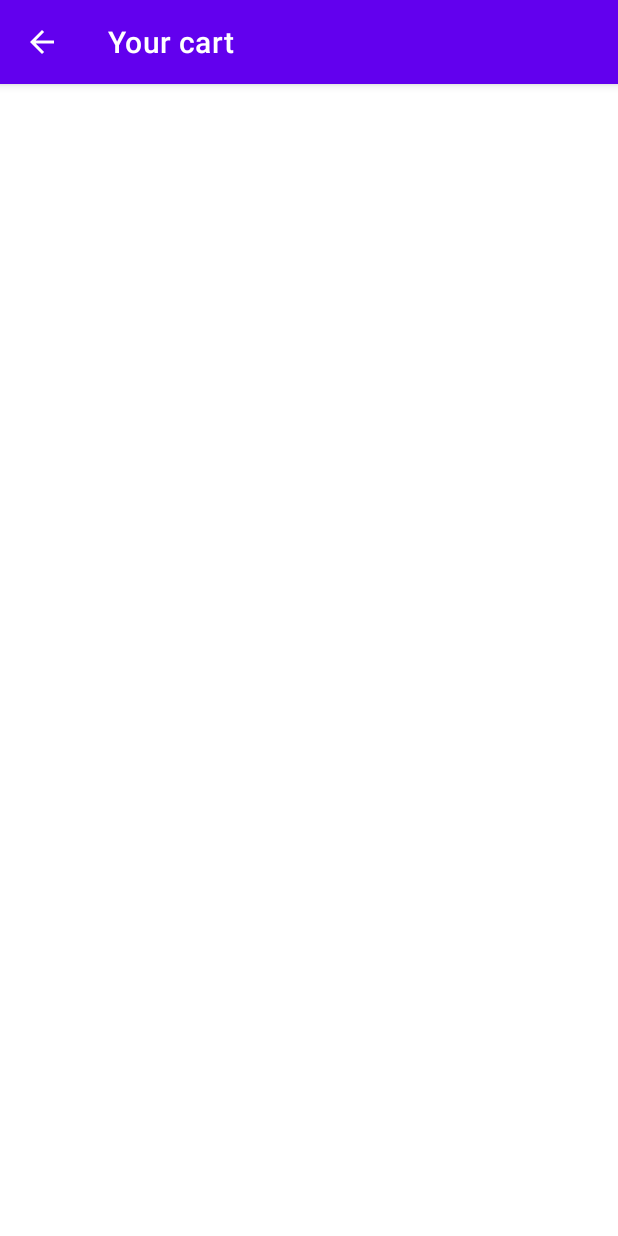
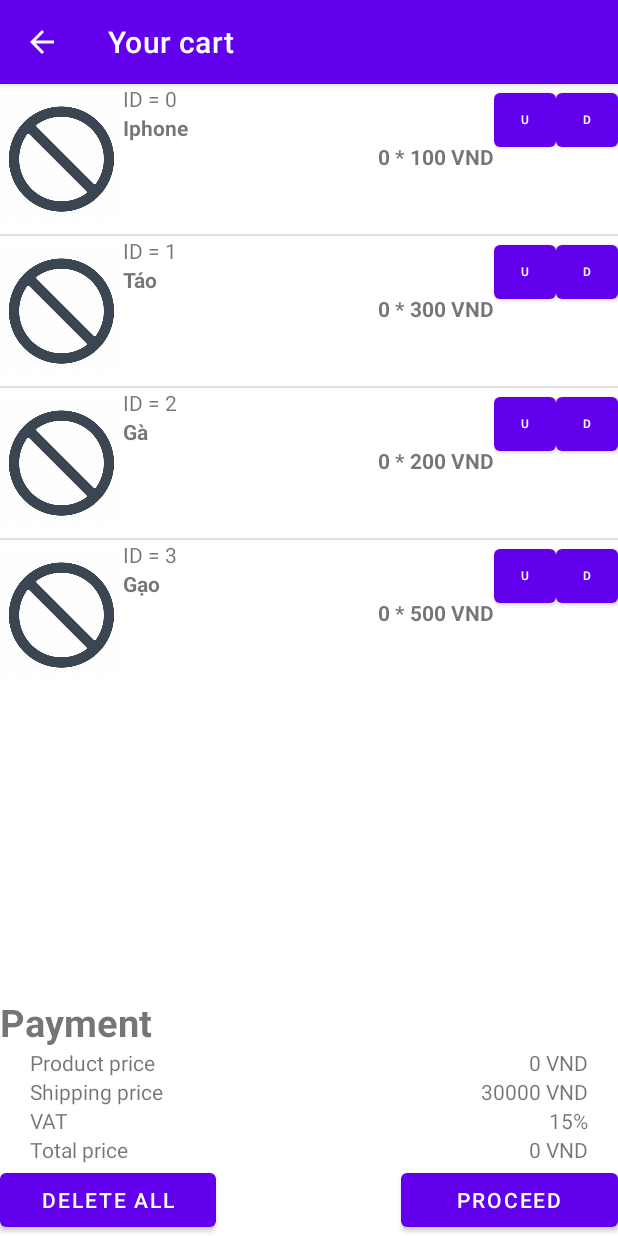
Before and after one commit to mekanican/MiniShopping, an Android app: the Cart screen opened directly, with no data from a screen before it, on a phone screen of 412 x 824 dp. Run offline under Robolectric (Android 15) with nearby library versions, the phone set to English and light mode, and no system bars.

Commit message:
Cart's product view handle, total price show,

```diff
--- a/app/src/main/java/com/nlh/minishoping/Cart.java
+++ b/app/src/main/java/com/nlh/minishoping/Cart.java
@@ -8,6 +8,8 @@ import android.content.Context;
 import android.graphics.drawable.Drawable;
 import android.os.Bundle;
 import android.view.MenuItem;
+import android.widget.ListView;
+import android.widget.TextView;
 
 import java.util.ArrayList;
 
@@ -18,12 +20,28 @@ class Product {
     public int price;
     public String name;
     public Drawable image;
+    public int numberOfItem;
 
     public Product(Context context, int ID, int price, String name) {
         this.ID = ID;
         this.price = price;
         this.name = name;
         this.image = context.getDrawable(R.drawable.icon);
+        this.numberOfItem = 0;
+    }
+
+    public void addItem() {
+        numberOfItem++;
+    }
+
+    public void removeItem() {
+        if (numberOfItem > 0) {
+            numberOfItem--;
+        }
+    }
+
+    public int total() {
+        return numberOfItem * price;
     }
 
 }
@@ -31,6 +49,8 @@ class Product {
 public class Cart extends AppCompatActivity {
 
     ArrayList<Product> productList;
+    ProductCartViewAdapter pcvAdapter;
+    ListView productListView;
 
     @Override
     protected void onCreate(Bundle savedInstanceState) {
@@ -47,6 +67,23 @@ public class Cart extends AppCompatActivity {
         productList.add(new Product(this, 1, 300, "Táo"));
         productList.add(new Product(this, 2, 200, "Gà"));
         productList.add(new Product(this, 3, 500, "Gạo"));
+
+
+        // Setup list view
+        pcvAdapter = new ProductCartViewAdapter(productList, () -> update());
+        productListView = findViewById(R.id.cart_lv);
+        productListView.setAdapter(pcvAdapter);
+
+        setPriceByID(R.id.product_price, 0);
+        setPriceByID(R.id.shipping_price, 30000);
+        setPriceByID(R.id.total_price, 0);
+
+    }
+
+    private void update() {
+        int total = totalProductsPrice(productList);
+        setPriceByID(R.id.product_price, total);
+        setPriceByID(R.id.total_price, (int) Math.round((total + 30000) * (1 + 0.15)));
     }
 
     // Back button -> Previous page
@@ -59,4 +96,15 @@ public class Cart extends AppCompatActivity {
         }
         return super.onOptionsItemSelected(item);
     }
+
+    private void setPriceByID(int ID, int price) {
+        ((TextView) findViewById(ID)).setText(String.format("%d VND", price));
+    }
+
+    // Hacky fp btw <(")
+    private int totalProductsPrice(ArrayList<Product> products) {
+        return products.stream()
+                .mapToInt(a -> a.total())
+                .sum();
+    }
 }
--- /dev/null
+++ b/app/src/main/java/com/nlh/minishoping/ProductCartViewAdapter.java
@@ -0,0 +1,83 @@
+package com.nlh.minishoping;
+
+import android.graphics.drawable.Drawable;
+import android.view.View;
+import android.view.ViewGroup;
+import android.widget.BaseAdapter;
+import android.widget.Button;
+import android.widget.ImageView;
+import android.widget.TextView;
+
+import java.util.ArrayList;
+
+// For callback function
+interface Callback {
+    void call();
+}
+
+public class ProductCartViewAdapter extends BaseAdapter {
+
+    final ArrayList<Product> listProduct;
+    final Callback onChanged;
+
+    public ProductCartViewAdapter(ArrayList<Product> listProduct, Callback onChanged) {
+        this.listProduct = listProduct;
+        this.onChanged = onChanged;
+    }
+
+    @Override
+    public int getCount() {
+        return listProduct.size();
+    }
+
+    @Override
+    public Object getItem(int i) {
+        return listProduct.get(i);
+    }
+
+    @Override
+    public long getItemId(int i) {
+        return listProduct.get(i).ID;
+    }
+
+    @Override
+    public View getView(int i, View view, ViewGroup viewGroup) {
+        View productView;
+        // If view == null -> first created, else, reuse
+        if (view == null) {
+            productView = View.inflate(viewGroup.getContext(), R.layout.product_cart_view, null);
+        } else {
+            productView = view;
+        }
+
+        Product product = (Product) getItem(i);
+        // Modify each "item" in list from data of ith product.
+        setTextByID(productView, R.id.id_, String.format("ID = %d", product.ID));
+        setTextByID(productView, R.id.name_, String.format("%s", product.name));
+        setTextByID(productView, R.id.price_, String.format("%d * %d VND", product.numberOfItem, product.price));
+
+        setImageByID(productView, R.id.image_, product.image);
+
+        // Handle button U/D
+        setHandleProduct(productView, this, R.id.up_cart, () -> product.addItem());
+        setHandleProduct(productView, this, R.id.down_cart, () -> product.removeItem());
+
+        return productView;
+    }
+
+    private void setTextByID(View view, int ID, String text) {
+        ((TextView) view.findViewById(ID)).setText(text);
+    }
+
+    private void setImageByID(View view, int ID, Drawable d) {
+        ((ImageView) view.findViewById(ID)).setImageDrawable(d);
+    }
+
+    private void setHandleProduct(View view, BaseAdapter context, int ID, Callback b) {
+        ((Button) view.findViewById(ID)).setOnClickListener(view1 -> {
+            b.call();
+            context.notifyDataSetChanged();
+            onChanged.call();
+        });
+    }
+}
--- a/app/src/main/res/layout/activity_cart.xml
+++ b/app/src/main/res/layout/activity_cart.xml
@@ -4,6 +4,161 @@
     xmlns:tools="http://schemas.android.com/tools"
     android:layout_width="match_parent"
     android:layout_height="match_parent"
-    tools:context=".Cart">
+    tools:context=".Cart"
+    android:orientation="vertical">
+
+    <ListView
+        android:layout_width="match_parent"
+        android:layout_height="wrap_content"
+        app:layout_constraintTop_toTopOf="parent"
+        app:layout_constraintLeft_toLeftOf="parent"
+        app:layout_constraintRight_toRightOf="parent"
+        app:layout_constraintBottom_toTopOf="@id/price_area"
+        app:layout_constraintVertical_bias="0"
+        android:id="@+id/cart_lv"></ListView>
+
+
+    <LinearLayout
+        android:layout_width="match_parent"
+        android:layout_height="wrap_content"
+        app:layout_constraintBottom_toTopOf="@id/controller_area"
+        android:id="@+id/price_area"
+        android:orientation="vertical">
+
+        <TextView
+            android:layout_width="wrap_content"
+            android:layout_height="wrap_content"
+            android:text="Payment"
+            android:textSize="25dp"
+            android:textStyle="bold" />
+
+        <LinearLayout
+            android:layout_width="match_parent"
+            android:layout_height="wrap_content"
+            android:orientation="vertical">
+
+            <LinearLayout
+                android:layout_width="match_parent"
+                android:layout_height="wrap_content"
+                android:layout_weight="1"
+                android:orientation="horizontal">
+
+                <TextView
+                    android:layout_width="0dp"
+                    android:layout_height="wrap_content"
+                    android:layout_weight="0.5"
+                    android:text="Product price"
+                    android:paddingLeft="20dp" />
+
+                <TextView
+                    android:layout_width="0dp"
+                    android:layout_height="wrap_content"
+                    android:layout_weight="0.5"
+                    android:gravity="right"
+                    android:text="Product price"
+                    android:paddingRight="20dp"
+                    android:id="@+id/product_price" />
+            </LinearLayout>
+
+            <LinearLayout
+                android:layout_width="match_parent"
+                android:layout_height="wrap_content"
+                android:layout_weight="1"
+                android:orientation="horizontal">
+
+                <TextView
+                    android:layout_width="0dp"
+                    android:layout_height="wrap_content"
+                    android:layout_weight="0.5"
+                    android:text="Shipping price"
+                    android:paddingLeft="20dp" />
+
+                <TextView
+                    android:layout_width="0dp"
+                    android:layout_height="wrap_content"
+                    android:layout_weight="0.5"
+                    android:gravity="right"
+                    android:text="Shipping price"
+                    android:paddingRight="20dp"
+                    android:id="@+id/shipping_price" />
+            </LinearLayout>
+
+            <LinearLayout
+                android:layout_width="match_parent"
+                android:layout_height="wrap_content"
+                android:layout_weight="1"
+                android:orientation="horizontal">
+
+                <TextView
+                    android:layout_width="0dp"
+                    android:layout_height="wrap_content"
+                    android:layout_weight="0.5"
+                    android:text="VAT"
+                    android:paddingLeft="20dp" />
+
+                <TextView
+                    android:layout_width="0dp"
+                    android:layout_height="wrap_content"
+                    android:layout_weight="0.5"
+                    android:gravity="right"
+                    android:text="15%"
+                    android:paddingRight="20dp" />
+            </LinearLayout>
+
+            <LinearLayout
+                android:layout_width="match_parent"
+                android:layout_height="wrap_content"
+                android:layout_weight="1"
+                android:orientation="horizontal">
+
+                <TextView
+                    android:layout_width="0dp"
+                    android:layout_height="wrap_content"
+                    android:layout_weight="0.5"
+                    android:text="Total price"
+                    android:paddingLeft="20dp" />
+
+                <TextView
+                    android:layout_width="0dp"
+                    android:layout_height="wrap_content"
+                    android:layout_weight="0.5"
+                    android:gravity="right"
+                    android:text="Total price"
+                    android:paddingRight="20dp"
+                    android:id="@+id/total_price" />
+            </LinearLayout>
+
+        </LinearLayout>
+    </LinearLayout>
+
+    <LinearLayout
+        android:layout_width="match_parent"
+        android:layout_height="wrap_content"
+        app:layout_constraintBottom_toBottomOf="parent"
+        app:layout_constraintLeft_toLeftOf="parent"
+        app:layout_constraintRight_toRightOf="parent"
+        android:id="@+id/controller_area"
+        android:orientation="horizontal"
+        android:weightSum="1">
+
+        <Button
+            android:layout_width="0dp"
+            android:layout_height="wrap_content"
+            android:layout_weight="0.35"
+            android:text="Delete all"
+            android:id="@+id/delete_" />
+
+        <TextView
+            android:layout_width="0dp"
+            android:layout_height="wrap_content"
+            android:layout_weight="0.3" />
+
+        <Button
+            android:layout_width="0dp"
+            android:layout_height="wrap_content"
+            android:layout_weight="0.35"
+            android:text="Proceed"
+            android:id="@+id/proceed_" />
+    </LinearLayout>
 
 </androidx.constraintlayout.widget.ConstraintLayout>
--- a/app/src/main/res/layout/product_view.xml
+++ b/app/src/main/res/layout/product_cart_view.xml
@@ -14,7 +14,8 @@
         <ImageView
             android:layout_width="match_parent"
             android:layout_height="150px"
-            android:src="@drawable/icon" />
+            android:src="@drawable/icon"
+            android:id="@+id/image_" />
     </LinearLayout>
     <!--  Info part  -->
     <LinearLayout
```
